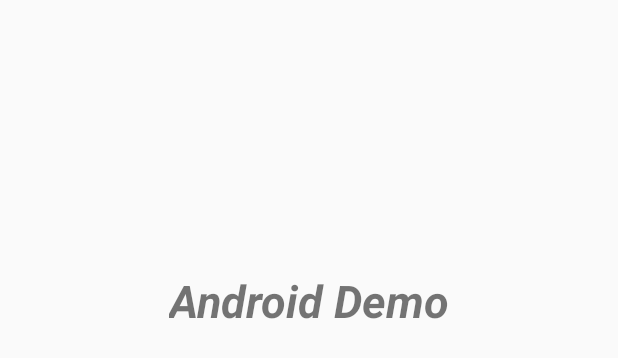
After one commit to MerelyThisAndNothingMore/android-demo, an Android app: the layout home_splash_activity.xml on its own in the app's theme, with its tools: preview values and no code run, on a phone screen of 412 x 824 dp. The commit adds this screen. Shown: the top 358 px of the screen. Run offline under Robolectric (Android 15) with nearby library versions, the phone set to English and light mode, and no system bars.

Commit message:
cache 23-08-23

```diff
--- a/module_home/src/main/java/com/example/modulehome/custom/CartesianView.kt
+++ b/module_home/src/main/java/com/example/modulehome/custom/CartesianView.kt
@@ -10,6 +10,9 @@ import android.view.View
 import kotlin.math.cos
 import kotlin.math.sin
 
+/**
+ * 心形线
+ */
 class CartesianView(
     context: Context,
     attrs: AttributeSet
--- /dev/null
+++ b/module_home/src/main/res/layout/home_splash_activity.xml
@@ -0,0 +1,22 @@
+<?xml version="1.0" encoding="utf-8"?>
+<androidx.constraintlayout.widget.ConstraintLayout xmlns:android="http://schemas.android.com/apk/res/android"
+    xmlns:app="http://schemas.android.com/apk/res-auto"
+    xmlns:tools="http://schemas.android.com/tools"
+    android:layout_width="match_parent"
+    android:layout_height="match_parent"
+    tools:context=".splash.SplashActivity">
+
+
+    <TextView
+        android:layout_width="wrap_content"
+        android:layout_height="wrap_content"
+        android:layout_marginTop="180dp"
+        android:text="@string/splash_activity_title"
+        android:textSize="30sp"
+        android:textStyle="italic|bold"
+        app:layout_constraintEnd_toEndOf="parent"
+        app:layout_constraintStart_toStartOf="parent"
+        app:layout_constraintTop_toTopOf="parent"
+        tools:text="Android Demo" />
+
+</androidx.constraintlayout.widget.ConstraintLayout>
--- a/module_home/src/main/res/values/strings.xml
+++ b/module_home/src/main/res/values/strings.xml
@@ -1,3 +1,4 @@
 <resources>
     <string name="app_name">My Application</string>
+    <string name="splash_activity_title">Android Demo</string>
 </resources>
```
Also changed, not shown: module_home/src/main/AndroidManifest.xml (+12 -4 lines), module_home/src/main/java/com/example/modulehome/homePage/HomePageActivity.kt (+10 -1 lines), module_home/src/main/java/com/example/modulehome/splash/SplashActivity.kt (added, +41 -0 lines), module_home/src/main/java/com/example/modulehome/splash/SplashActivityViewModel.kt (added, +22 -0 lines), 3 other files.
